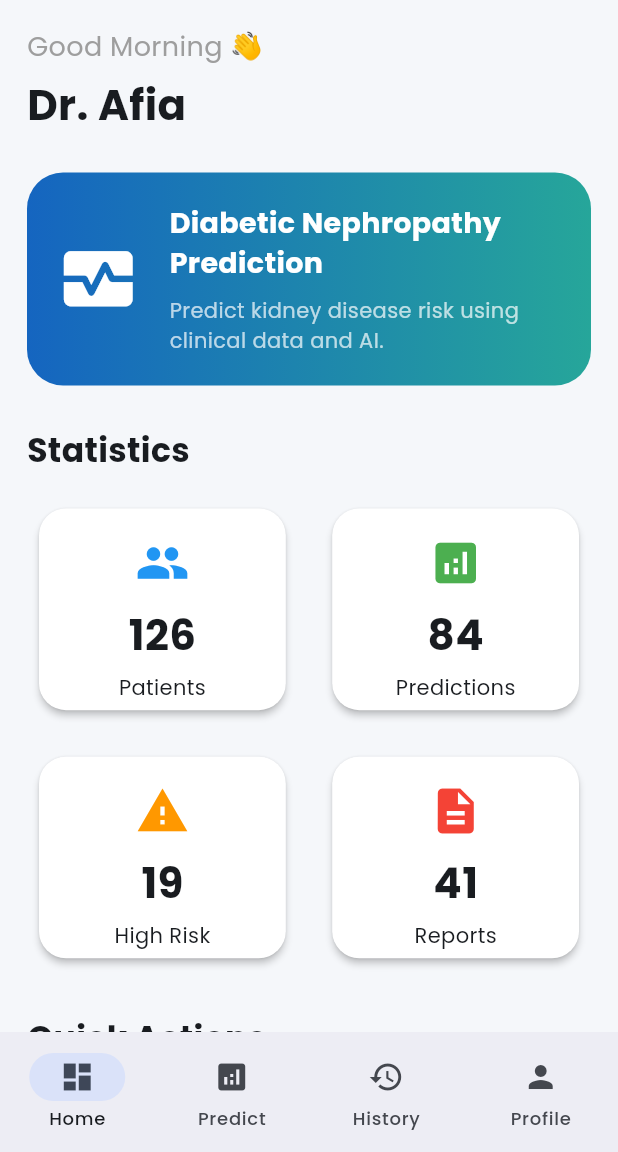
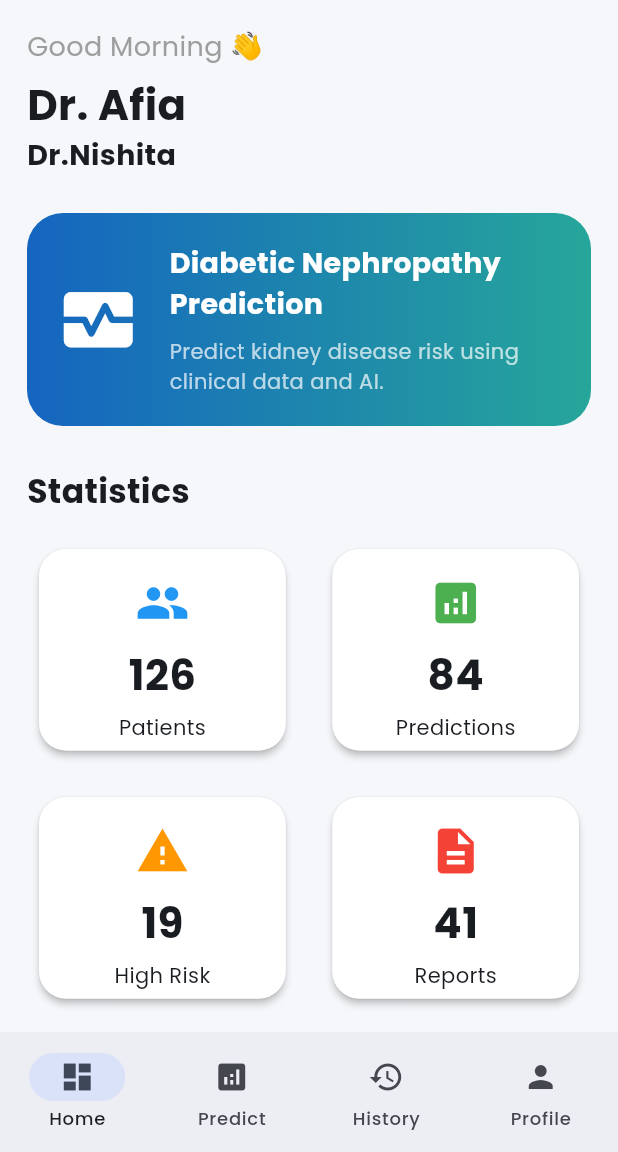
Before and after one commit to Afia-Mobasshira2/nephroguard-bd, a Flutter app: the DashboardScreen screen opened by its route, on a phone screen of 412 x 824 dp, the part 84-1236 px from its top. Run offline on Flutter 3.47's test engine with Material 3 defaults, Android fonts, the phone set to English and light mode, and no system bars; our stand-ins replace flutter_screenutil, go_router, google_fonts, percent_indicator.

Commit message:
new update

```diff
--- a/lib/features/dashboard/dashboard_screen.dart
+++ b/lib/features/dashboard/dashboard_screen.dart
@@ -54,6 +54,10 @@ class _DashboardScreenState extends State<DashboardScreen> {
                 fontWeight: FontWeight.bold,
               ),
             ),
+            Text('Dr.Nishita',style: TextStyle(
+                fontSize: 19,
+                fontWeight: FontWeight.bold,
+              ),),
 
             const SizedBox(height: 25),
 
--- a/lib/features/splash/splash_screen.dart
+++ b/lib/features/splash/splash_screen.dart
@@ -24,7 +24,7 @@ class _SplashScreenState extends State<SplashScreen>
 
     _controller = AnimationController(
       vsync: this,
-     duration: const Duration(milliseconds: 900),
+     duration: const Duration(milliseconds: 1500),
     );
 
     _fadeAnimation = CurvedAnimation(
@@ -44,7 +44,7 @@ class _SplashScreenState extends State<SplashScreen>
 
     _controller.forward();
 
-    Timer(const Duration(seconds: 2), () {
+    Timer(const Duration(seconds: 4), () {
       if (mounted) {
         context.go('/login');
       }
```
